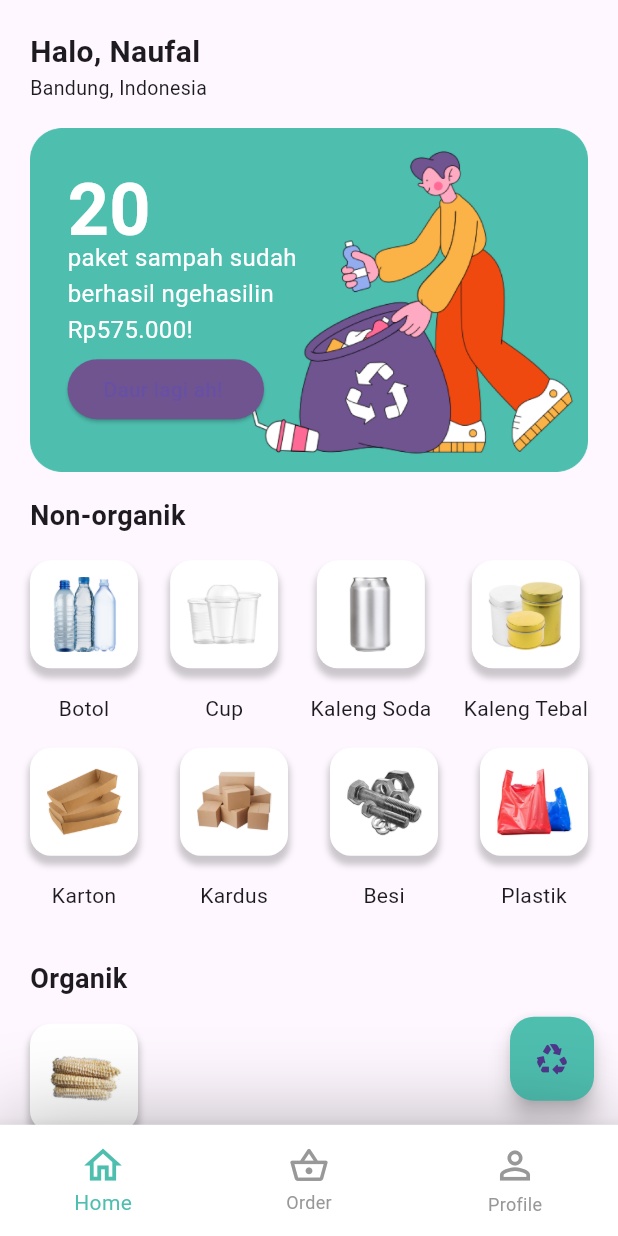
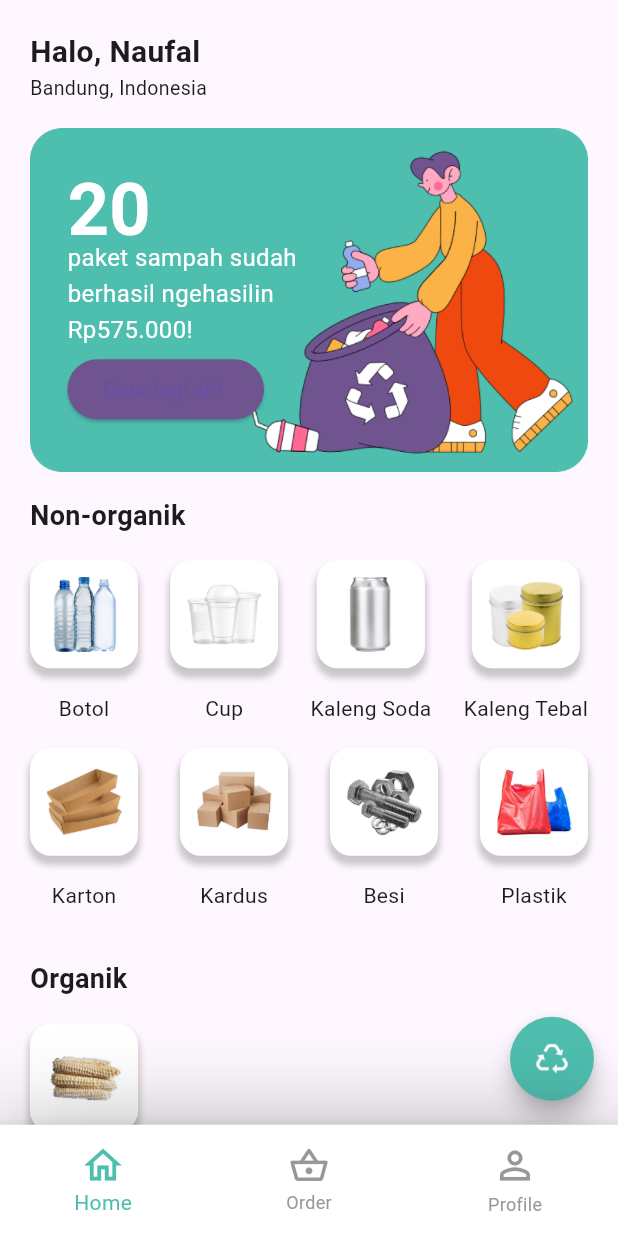
Before and after one commit to yanuarsyahp/pulus, a Flutter app: the screen it shows after launch, on a phone screen of 412 x 824 dp. Run offline on Flutter 3.47's test engine with Material 3 defaults, Android fonts, the phone set to English and light mode, and no system bars; drawn by our look-alikes of flutter_speed_dial.

Commit message:
floating button

```diff
--- a/lib/features/home/screen/home_view.dart
+++ b/lib/features/home/screen/home_view.dart
@@ -1,8 +1,9 @@
-// ignore_for_file: prefer_const_literals_to_create_immutables, prefer_const_constructors
+// ignore_for_file: prefer_const_literals_to_create_immutables, prefer_const_constructors, sort_child_properties_last
 
 import 'package:flutter/material.dart';
+import 'package:flutter_speed_dial/flutter_speed_dial.dart';
 import 'package:pulus/data/app_color.dart';
-import 'package:pulus/features/home/model/non-organik_model.dart';
+import 'package:pulus/features/home/widget/noTab.dart';
 
 class HomeView extends StatefulWidget {
   const HomeView({super.key});
@@ -12,8 +13,6 @@ class HomeView extends StatefulWidget {
 }
 
 class _HomeViewState extends State<HomeView> {
-  //NonOrganikTabs
-
   @override
   Widget build(BuildContext context) {
     double Width = MediaQuery.of(context).size.width;
@@ -34,10 +33,23 @@ class _HomeViewState extends State<HomeView> {
     List<String> organikTab = ['assets/images/jagung.png', 'Jagung'];
 
     return Scaffold(
-      floatingActionButton: FloatingActionButton(
-        onPressed: () {},
+      floatingActionButton: SpeedDial(
         backgroundColor: AppColor.primaryColor,
-        child: Icon(Icons.recycling_rounded),
+        child: Image.asset('assets/images/recycle.png'),
+        spacing: 12,
+        spaceBetweenChildren: 22,
+        children: [
+          SpeedDialChild(
+              child: Image.asset('assets/images/plastic.png'),
+              label: 'Non-organik',
+              backgroundColor: AppColor.primaryColor,
+              foregroundColor: Colors.white),
+          SpeedDialChild(
+              child: Image.asset('assets/images/corn.png'),
+              label: 'Organik',
+              backgroundColor: AppColor.primaryColor,
+              foregroundColor: Colors.white)
+        ],
       ),
       body: SafeArea(
         child: SingleChildScrollView(
--- a/pubspec.yaml
+++ b/pubspec.yaml
@@ -31,6 +31,7 @@ dependencies:
   flutter:
     sdk: flutter
 
+  flutter_speed_dial: ^7.0.0
 
   # The following adds the Cupertino Icons font to your application.
   # Use with the CupertinoIcons class for iOS style icons.
```
Also changed, not shown: assets/images/corn.png (added), assets/images/plastic.png (added), assets/images/recycle.png (added), lib/features/home/widget/noTab.dart (renamed from lib/features/home/model/non-organik_model.dart), pubspec.lock.
